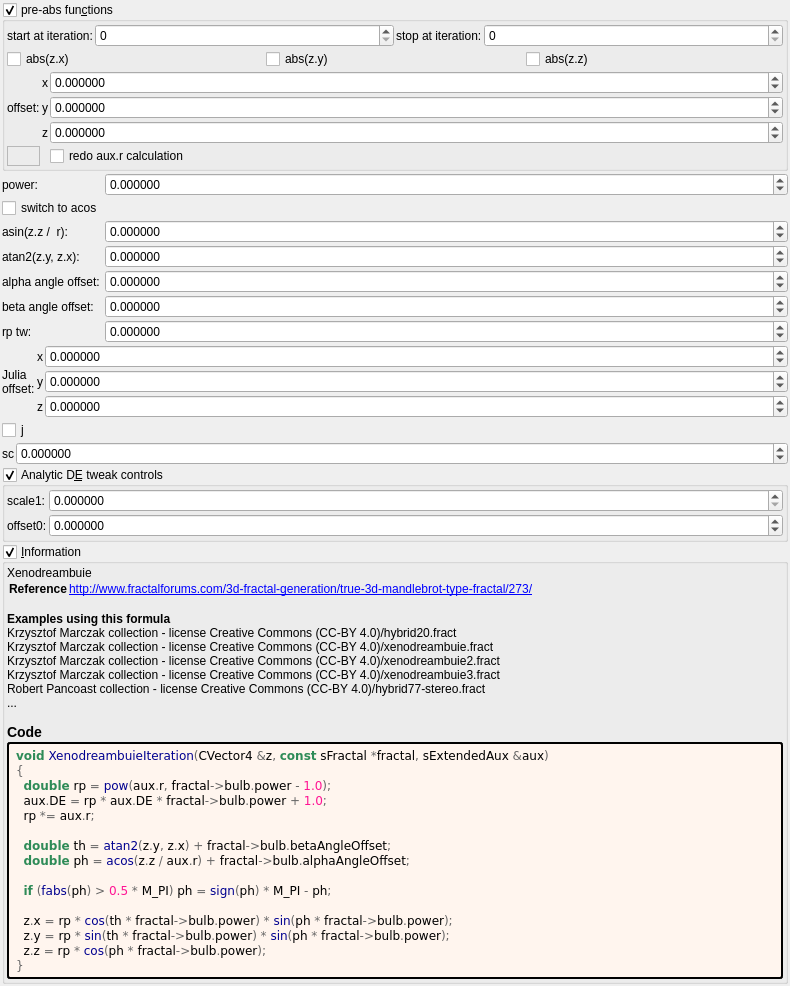
Old version of the form mandelbulber2/formula/ui/xenodreambuie_v2.ui in the repository buddhi1980/mandelbulber2.
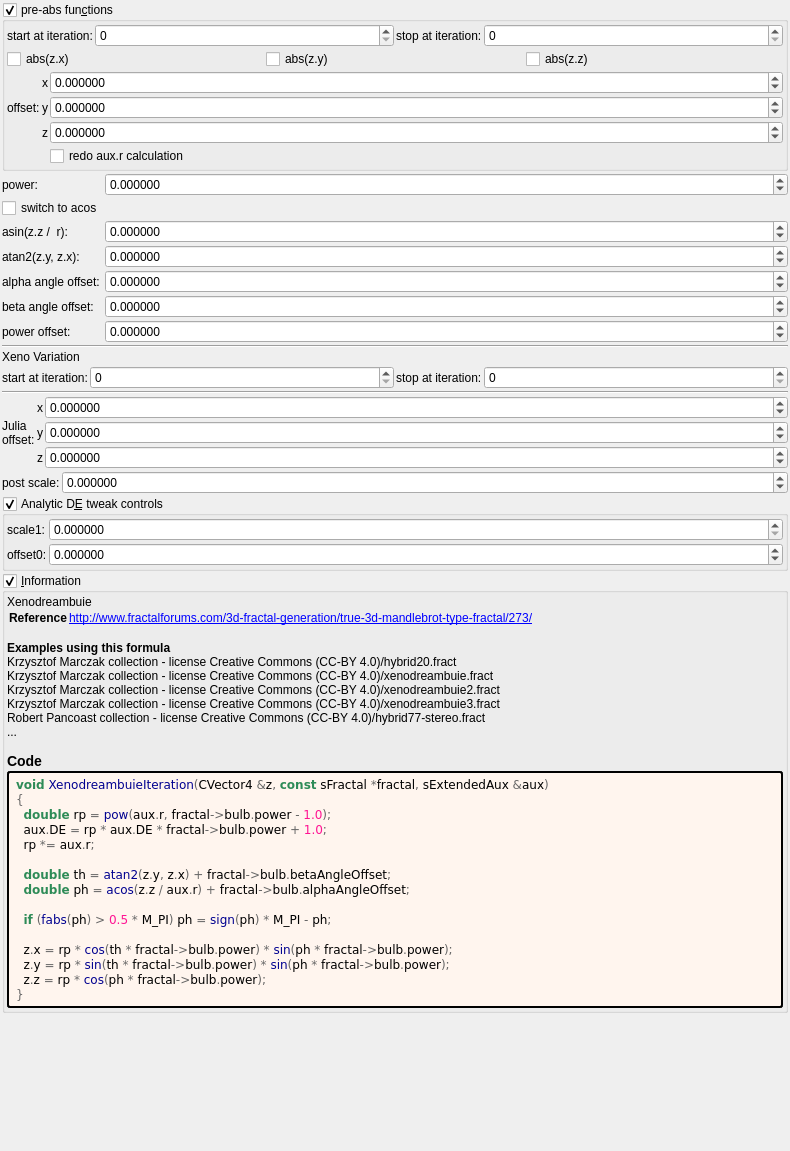
New version of the form. Custom widgets are drawn as their Qt base class.

The edit to the form file:
```diff
--- a/mandelbulber2/formula/ui/xenodreambuie_v2.ui
+++ b/mandelbulber2/formula/ui/xenodreambuie_v2.ui
@@ -7,7 +7,7 @@
     <x>0</x>
     <y>0</y>
     <width>790</width>
-    <height>813</height>
+    <height>1151</height>
    </rect>
   </property>
   <property name="windowTitle">
@@ -252,16 +252,6 @@
           </property>
          </widget>
         </item>
-        <item row="3" column="0">
-         <widget class="QFrame" name="frame">
-          <property name="frameShape">
-           <enum>QFrame::StyledPanel</enum>
-          </property>
-          <property name="frameShadow">
-           <enum>QFrame::Raised</enum>
-          </property>
-         </widget>
-        </item>
        </layout>
       </item>
      </layout>
@@ -338,7 +328,7 @@
      <item row="7" column="0">
       <widget class="QLabel" name="label_14">
        <property name="text">
-        <string>rp tw:</string>
+        <string>power offset:</string>
        </property>
       </widget>
      </item>
@@ -491,6 +481,77 @@
      </item>
     </layout>
    </item>
+   <item>
+    <widget class="Line" name="line">
+     <property name="orientation">
+      <enum>Qt::Horizontal</enum>
+     </property>
+    </widget>
+   </item>
+   <item>
+    <widget class="QLabel" name="label_106">
+     <property name="text">
+      <string>Xeno Variation</string>
+     </property>
+    </widget>
+   </item>
+   <item>
+    <layout class="QHBoxLayout" name="horizontalLayout_23" stretch="0,1,0,1">
+     <item>
+      <widget class="QLabel" name="label_105">
+       <property name="text">
+        <string>start at iteration:</string>
+       </property>
+      </widget>
+     </item>
+     <item>
+      <widget class="MySpinBox" name="spinboxInt_transf_start_iterations_X">
+       <property name="sizePolicy">
+        <sizepolicy hsizetype="Minimum" vsizetype="Maximum">
+         <horstretch>0</horstretch>
+         <verstretch>0</verstretch>
+        </sizepolicy>
+       </property>
+       <property name="minimum">
+        <number>0</number>
+       </property>
+       <property name="maximum">
+        <number>999</number>
+       </property>
+       <property name="value">
+        <number>0</number>
+       </property>
+      </widget>
+     </item>
+     <item>
+      <widget class="QLabel" name="label_75">
+       <property name="text">
+        <string>stop at iteration:</string>
+       </property>
+      </widget>
+     </item>
+     <item>
+      <widget class="MySpinBox" name="spinboxInt_transf_stop_iterations_X">
+       <property name="sizePolicy">
+        <sizepolicy hsizetype="Preferred" vsizetype="Maximum">
+         <horstretch>0</horstretch>
+         <verstretch>0</verstretch>
+        </sizepolicy>
+       </property>
+       <property name="maximum">
+        <number>999</number>
+       </property>
+      </widget>
+     </item>
+    </layout>
+   </item>
+   <item>
+    <widget class="Line" name="line_2">
+     <property name="orientation">
+      <enum>Qt::Horizontal</enum>
+     </property>
+    </widget>
+   </item>
    <item>
     <layout class="QGridLayout" name="gridLayout_15" columnstretch="0,0,1">
      <property name="spacing">
@@ -611,19 +672,12 @@
      </item>
     </layout>
    </item>
-   <item>
-    <widget class="MyCheckBox" name="checkBox_transf_function_enabledJ_false">
-     <property name="text">
-      <string notr="true">j</string>
-     </property>
-    </widget>
-   </item>
    <item>
     <layout class="QHBoxLayout" name="horizontalLayout_26" stretch="0,1">
      <item>
       <widget class="QLabel" name="label_101">
        <property name="text">
-        <string>sc</string>
+        <string>post scale:</string>
        </property>
       </widget>
      </item>
```
Left out of the diff: 2 changed lines with no effect on the pictures.
